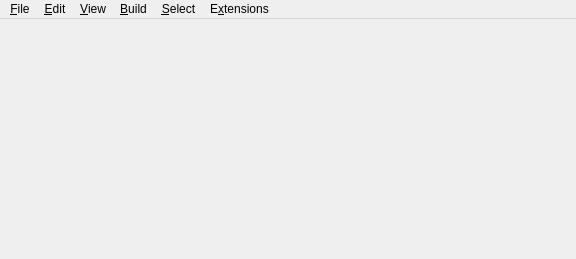
The window that avogadro/mainwindow.ui (OpenChemistry/avogadroapp) describes before a commit, drawn with Qt 5.
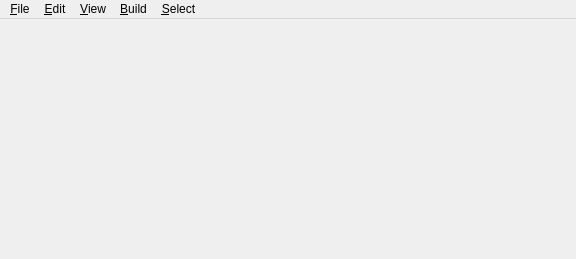
The same window after the commit. Icons and pictures are not drawn.

Commit message: Make sure that initial menus aren't duplicated.

Patch:
```diff
--- a/avogadro/mainwindow.ui
+++ b/avogadro/mainwindow.ui
@@ -66,11 +66,6 @@
     <addaction name="actionPaste"/>
     <addaction name="actionClear"/>
    </widget>
-   <widget class="QMenu" name="menuExtensions">
-    <property name="title">
-     <string>E&amp;xtensions</string>
-    </property>
-   </widget>
    <widget class="QMenu" name="menuSelect">
     <property name="title">
      <string>&amp;Select</string>
@@ -81,7 +76,6 @@
    <addaction name="menuView"/>
    <addaction name="menuBuild"/>
    <addaction name="menuSelect"/>
-   <addaction name="menuExtensions"/>
   </widget>
   <action name="actionOpen">
    <property name="text">
```
The commit also changes 1 other file.
